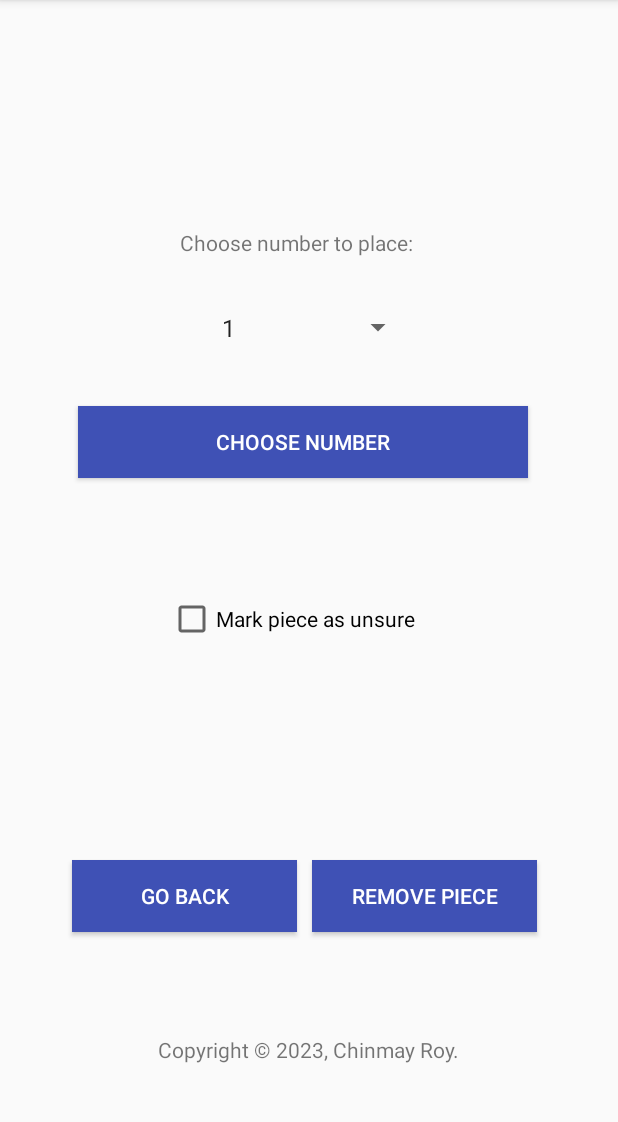
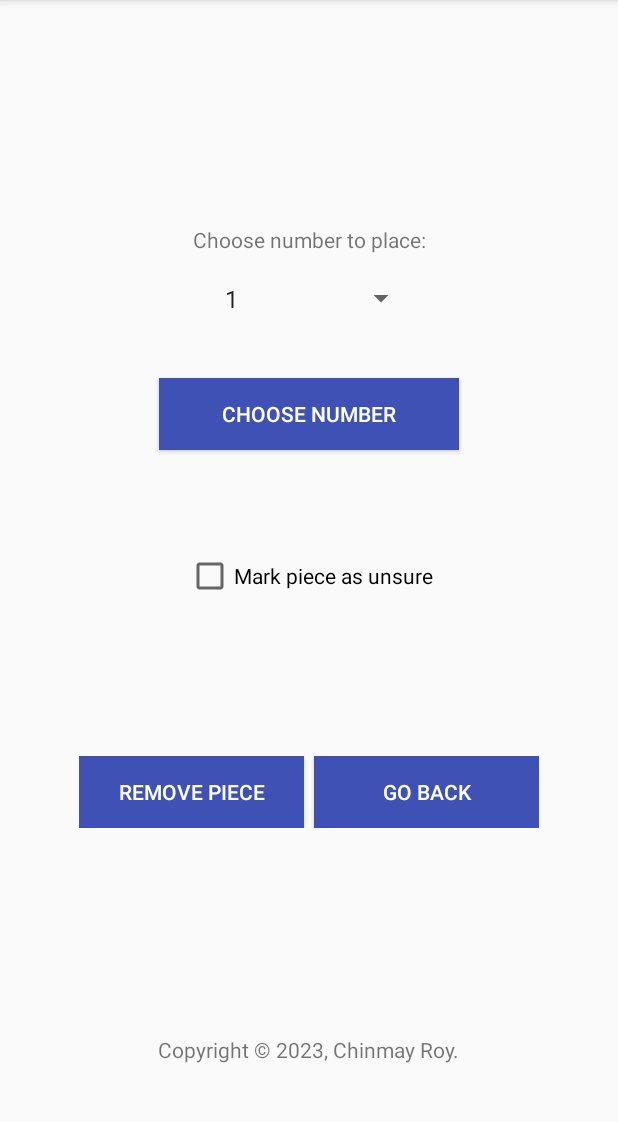
Before and after one commit to chinmayroy/Sudoku_Game, an Android app: the ChooseNumberActivity screen opened directly, with no data from a screen before it, on a phone screen of 412 x 824 dp, the part 84-1206 px from its top. Run offline under Robolectric (Android 15) with nearby library versions, the phone set to English and light mode, and no system bars.

Commit message:
file modify

```diff
--- a/app/src/main/res/layout/activity_choose_number.xml
+++ b/app/src/main/res/layout/activity_choose_number.xml
@@ -8,79 +8,79 @@
         android:id="@+id/textView11"
         android:layout_width="wrap_content"
         android:layout_height="wrap_content"
-        android:layout_marginLeft="120dp"
         android:text="@string/choose_a_number"
         app:layout_constraintBottom_toBottomOf="parent"
         app:layout_constraintLeft_toLeftOf="parent"
+        app:layout_constraintRight_toRightOf="parent"
         app:layout_constraintTop_toTopOf="parent"
-        app:layout_constraintVertical_bias="0.203" />
+        app:layout_constraintVertical_bias="0.2" />
 
     <Spinner
         android:id="@+id/spinner"
         android:layout_width="144dp"
         android:layout_height="27dp"
-        android:layout_marginLeft="132dp"
         app:layout_constraintBottom_toBottomOf="parent"
         app:layout_constraintLeft_toLeftOf="parent"
+        app:layout_constraintRight_toRightOf="parent"
         app:layout_constraintTop_toTopOf="parent"
-        app:layout_constraintVertical_bias="0.276" />
+        app:layout_constraintVertical_bias="0.25" />
 
     <Button
         android:id="@+id/buttonChooseNumber"
         android:layout_width="wrap_content"
         android:layout_height="wrap_content"
-        android:layout_marginLeft="52dp"
-        android:width="300dp"
+        android:width="200dp"
         android:background="@color/colorPrimary"
         android:onClick="chooseNumberButtonClicked"
         android:text="@string/choose_number"
         android:textColor="@color/white"
         app:layout_constraintBottom_toBottomOf="parent"
         app:layout_constraintLeft_toLeftOf="parent"
+        app:layout_constraintRight_toRightOf="parent"
         app:layout_constraintTop_toTopOf="parent"
-        app:layout_constraintVertical_bias="0.376" />
+        app:layout_constraintVertical_bias="0.35" />
 
     <CheckBox
         android:id="@+id/checkBox"
         android:layout_width="wrap_content"
         android:layout_height="wrap_content"
-        android:layout_marginLeft="112dp"
         android:onClick="onCheckBoxClicked"
         android:text="@string/piece_unsure"
         app:layout_constraintBottom_toBottomOf="parent"
         app:layout_constraintLeft_toLeftOf="parent"
+        app:layout_constraintRight_toRightOf="parent"
         app:layout_constraintTop_toTopOf="parent"
-        app:layout_constraintVertical_bias="0.539" />
-
+        app:layout_constraintVertical_bias="0.5" />
+    <LinearLayout
+        android:layout_width="wrap_content"
+        android:layout_height="wrap_content"
+        app:layout_constraintBottom_toBottomOf="parent"
+        app:layout_constraintLeft_toLeftOf="parent"
+        app:layout_constraintRight_toRightOf="parent"
+        app:layout_constraintTop_toTopOf="parent"
+        app:layout_constraintVertical_bias="0.7">
     <Button
         android:id="@+id/button2"
         android:layout_width="wrap_content"
         android:layout_height="wrap_content"
-        android:layout_marginLeft="208dp"
         android:width="150dp"
+        android:layout_marginRight="3dp"
         android:background="@color/colorPrimary"
         android:onClick="onRemovePieceButtonClicked"
         android:text="@string/remove_piece"
-        android:textColor="@color/white"
-        app:layout_constraintBottom_toBottomOf="parent"
-        app:layout_constraintLeft_toLeftOf="parent"
-        app:layout_constraintTop_toTopOf="parent"
-        app:layout_constraintVertical_bias="0.796" />
+        android:textColor="@color/white"/>
 
     <Button
         android:id="@+id/button"
         android:layout_width="wrap_content"
         android:layout_height="wrap_content"
-        android:layout_marginLeft="48dp"
         android:width="150dp"
+        android:layout_marginLeft="3dp"
         android:background="@color/colorPrimary"
         android:onClick="onGoBackButtonClicked"
         android:text="@string/go_back_button"
-        android:textColor="@color/white"
-        app:layout_constraintBottom_toBottomOf="parent"
-        app:layout_constraintLeft_toLeftOf="parent"
-        app:layout_constraintTop_toTopOf="parent"
-        app:layout_constraintVertical_bias="0.796" />
+        android:textColor="@color/white"/>
+    </LinearLayout>
     <TextView
         android:id="@+id/copyrightText"
         android:layout_width="wrap_content"
```
Also changed, not shown: app/src/main/res/layout/activity_game.xml (+28 -17 lines), app/src/main/res/layout/activity_game_difficulty.xml (+17 -20 lines), app/src/main/res/layout/activity_new_board.xml (+23 -12 lines), 1 other file.
